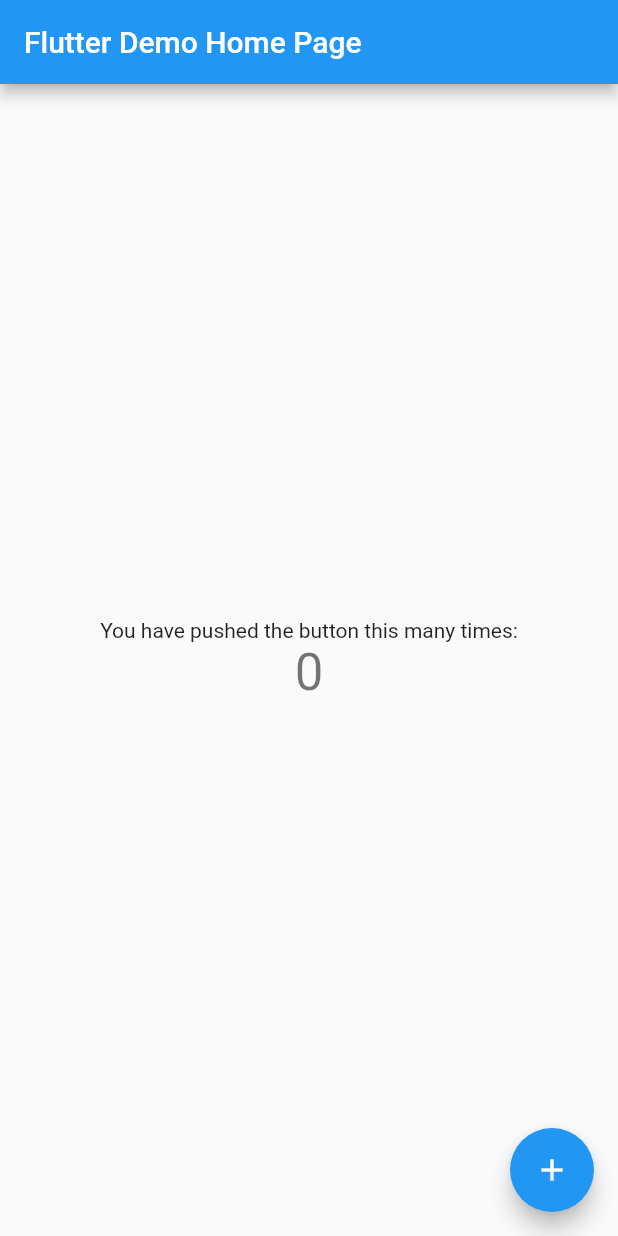
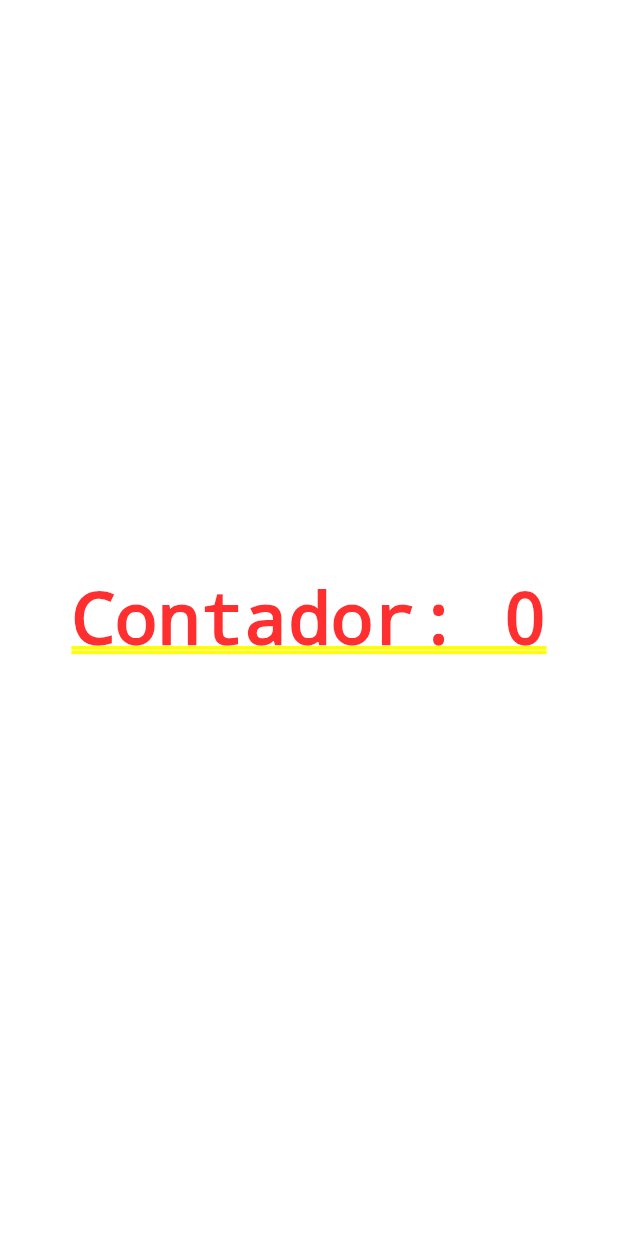
Before and after one commit to juliobomfim/cadflutter, a Flutter app: the screen it shows after launch, on a phone screen of 412 x 824 dp. Run offline on Flutter 3.47's test engine with Material 2 defaults, Android fonts, the phone set to English and light mode, and no system bars.

Commit message:
Alterações gradle e inclusão de widgets.

```diff
--- /dev/null
+++ b/lib/app_widget.dart
@@ -0,0 +1,13 @@
+import 'package:flutter/material.dart';
+
+import 'home_page.dart';
+
+class AppWidget extends StatelessWidget {
+  @override
+  Widget build(BuildContext context) {
+    return MaterialApp(
+      theme: ThemeData(primarySwatch: Colors.red),
+      home: HomePage(),
+    );
+  }
+}
--- /dev/null
+++ b/lib/home_page.dart
@@ -0,0 +1,28 @@
+import 'package:flutter/material.dart';
+
+class HomePage extends StatefulWidget {
+  @override
+  State<StatefulWidget> createState() {
+    return HomePageState();
+  }
+}
+
+class HomePageState extends State<HomePage> {
+  int counter = 0;
+
+  @override
+  Widget build(BuildContext context) {
+    return Container(
+      child: Center(
+        child: GestureDetector(
+          child: Text('Contador: $counter'),
+          onTap: () {
+            setState(() {
+              counter++;
+            });
+          }
+        )
+      ),
+    );
+  }
+}
--- a/lib/main.dart
+++ b/lib/main.dart
@@ -1,117 +1,6 @@
+import 'package:cadflutter/app_widget.dart';
 import 'package:flutter/material.dart';
 
-void main() {
-  runApp(MyApp());
+main() {
+  runApp(AppWidget());
 }
-
-class MyApp extends StatelessWidget {
-  // This widget is the root of your application.
-  @override
-  Widget build(BuildContext context) {
-    return MaterialApp(
-      title: 'Flutter Demo',
-      theme: ThemeData(
-        // This is the theme of your application.
-        //
-        // Try running your application with "flutter run". You'll see the
-        // application has a blue toolbar. Then, without quitting the app, try
-        // changing the primarySwatch below to Colors.green and then invoke
-        // "hot reload" (press "r" in the console where you ran "flutter run",
-        // or simply save your changes to "hot reload" in a Flutter IDE).
-        // Notice that the counter didn't reset back to zero; the application
-        // is not restarted.
-        primarySwatch: Colors.blue,
-        // This makes the visual density adapt to the platform that you run
-        // the app on. For desktop platforms, the controls will be smaller and
-        // closer together (more dense) than on mobile platforms.
-        visualDensity: VisualDensity.adaptivePlatformDensity,
-      ),
-      home: MyHomePage(title: 'Flutter Demo Home Page'),
-    );
-  }
-}
-
-class MyHomePage extends StatefulWidget {
-  MyHomePage({Key key, this.title}) : super(key: key);
-
-  // This widget is the home page of your application. It is stateful, meaning
-  // that it has a State object (defined below) that contains fields that affect
-  // how it looks.
-
-  // This class is the configuration for the state. It holds the values (in this
-  // case the title) provided by the parent (in this case the App widget) and
-  // used by the build method of the State. Fields in a Widget subclass are
-  // always marked "final".
-
-  final String title;
-
-  @override
-  _MyHomePageState createState() => _MyHomePageState();
-}
-
-class _MyHomePageState extends State<MyHomePage> {
-  int _counter = 0;
-
-  void _incrementCounter() {
-    setState(() {
-      // This call to setState tells the Flutter framework that something has
-      // changed in this State, which causes it to rerun the build method below
-      // so that the display can reflect the updated values. If we changed
-      // _counter without calling setState(), then the build method would not be
-      // called again, and so nothing would appear to happen.
-      _counter++;
-    });
-  }
-
-  @override
-  Widget build(BuildContext context) {
-    // This method is rerun every time setState is called, for instance as done
-    // by the _incrementCounter method above.
-    //
-    // The Flutter framework has been optimized to make rerunning build methods
-    // fast, so that you can just rebuild anything that needs updating rather
-    // than having to individually change instances of widgets.
-    return Scaffold(
-      appBar: AppBar(
-        // Here we take the value from the MyHomePage object that was created by
-        // the App.build method, and use it to set our appbar title.
-        title: Text(widget.title),
-      ),
-      body: Center(
-        // Center is a layout widget. It takes a single child and positions it
-        // in the middle of the parent.
-        child: Column(
-          // Column is also a layout widget. It takes a list of children and
-          // arranges them vertically. By default, it sizes itself to fit its
-          // children horizontally, and tries to be as tall as its parent.
-          //
-          // Invoke "debug painting" (press "p" in the console, choose the
-          // "Toggle Debug Paint" action from the Flutter Inspector in Android
-          // Studio, or the "Toggle Debug Paint" command in Visual Studio Code)
-          // to see the wireframe for each widget.
-          //
-          // Column has various properties to control how it sizes itself and
-          // how it positions its children. Here we use mainAxisAlignment to
-          // center the children vertically; the main axis here is the vertical
-          // axis because Columns are vertical (the cross axis would be
-          // horizontal).
-          mainAxisAlignment: MainAxisAlignment.center,
-          children: <Widget>[
-            Text(
-              'You have pushed the button this many times:',
-            ),
-            Text(
-              '$_counter',
-              style: Theme.of(context).textTheme.headline4,
-            ),
-          ],
-        ),
-      ),
-      floatingActionButton: FloatingActionButton(
-        onPressed: _incrementCounter,
-        tooltip: 'Increment',
-        child: Icon(Icons.add),
-      ), // This trailing comma makes auto-formatting nicer for build methods.
-    );
-  }
-}
```
Also changed, not shown: 1 other file.
